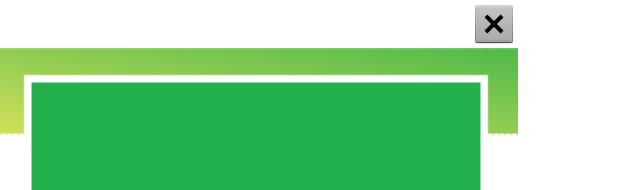
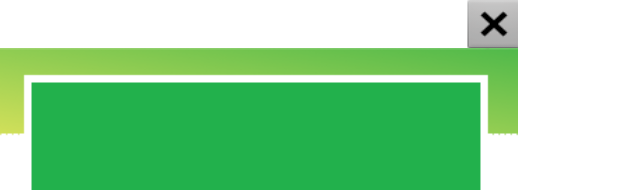
Before and after one commit to richrono/alert_sample, an Android app: the layout fragment_news.xml on its own in the app's theme, with its tools: preview values and no code run, on a phone screen of 412 x 824 dp. Shown: the top 190 px of the screen. Run offline under Robolectric (Android 15) with nearby library versions, the light colour scheme and no system bars.

Commit message:
fragment_news.xmlの閉じるボタンのサイズ調整             android:scaleX="1.4"             android:scaleY="1.3"

```diff
--- a/app/src/main/res/layout/fragment_news.xml
+++ b/app/src/main/res/layout/fragment_news.xml
@@ -18,9 +18,11 @@
             android:layout_width="wrap_content"
             android:layout_height="wrap_content"
             android:layout_gravity="right"
+            android:background="@android:color/transparent"
             android:clickable="true"
             android:focusable="true"
-            android:background="@android:color/transparent"
+            android:scaleX="1.4"
+            android:scaleY="1.3"
             app:layout_constraintEnd_toEndOf="parent"
             app:layout_constraintTop_toTopOf="parent"
             app:srcCompat="@android:drawable/btn_dialog"
```
